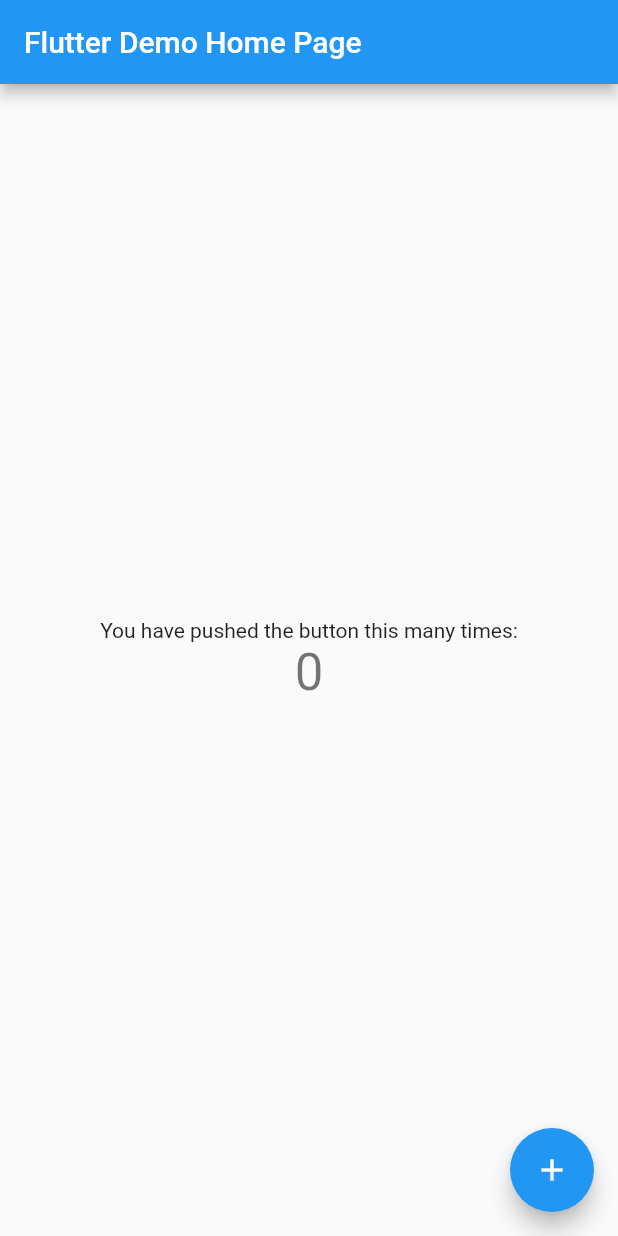
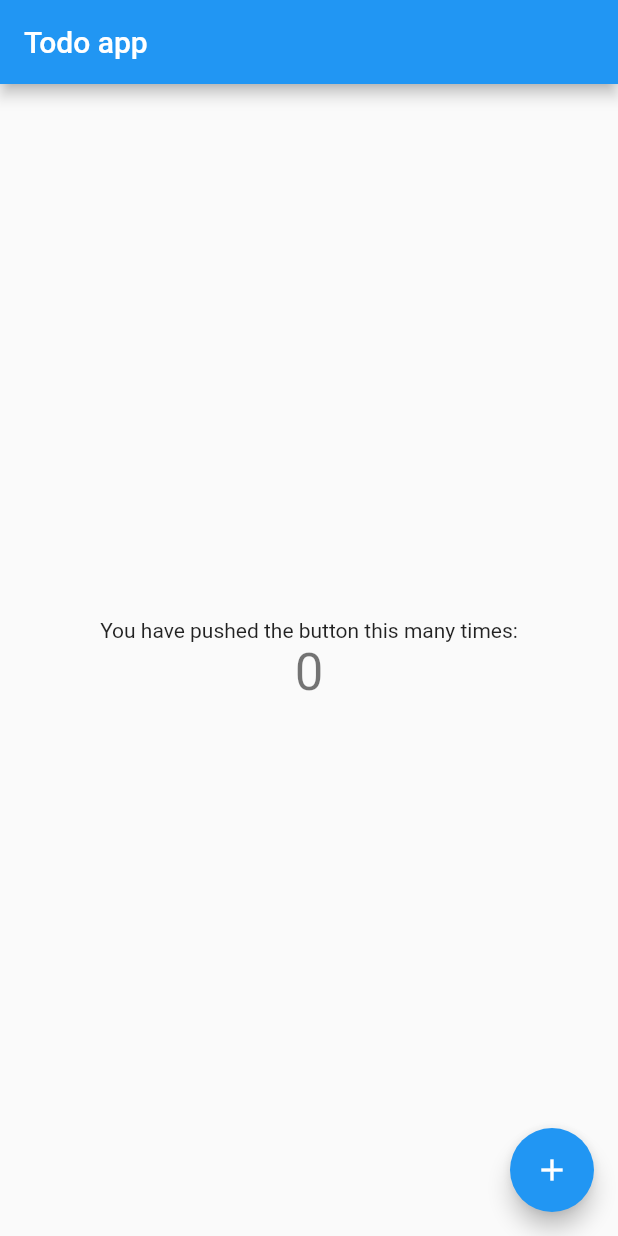
Before and after one commit to GA352491/fluttertodosample, a Flutter app: the screen it shows after launch, on a phone screen of 412 x 824 dp. Run offline on Flutter 3.47's test engine with Material 2 defaults, Android fonts, the phone set to English and light mode, and no system bars.

Commit message:
changed main.dart

```diff
--- a/lib/main.dart
+++ b/lib/main.dart
@@ -22,7 +22,7 @@ class MyApp extends StatelessWidget {
         // is not restarted.
         primarySwatch: Colors.blue,
       ),
-      home: MyHomePage(title: 'Flutter Demo Home Page'),
+      home: MyHomePage(title: 'Todo app'),
     );
   }
 }
```
